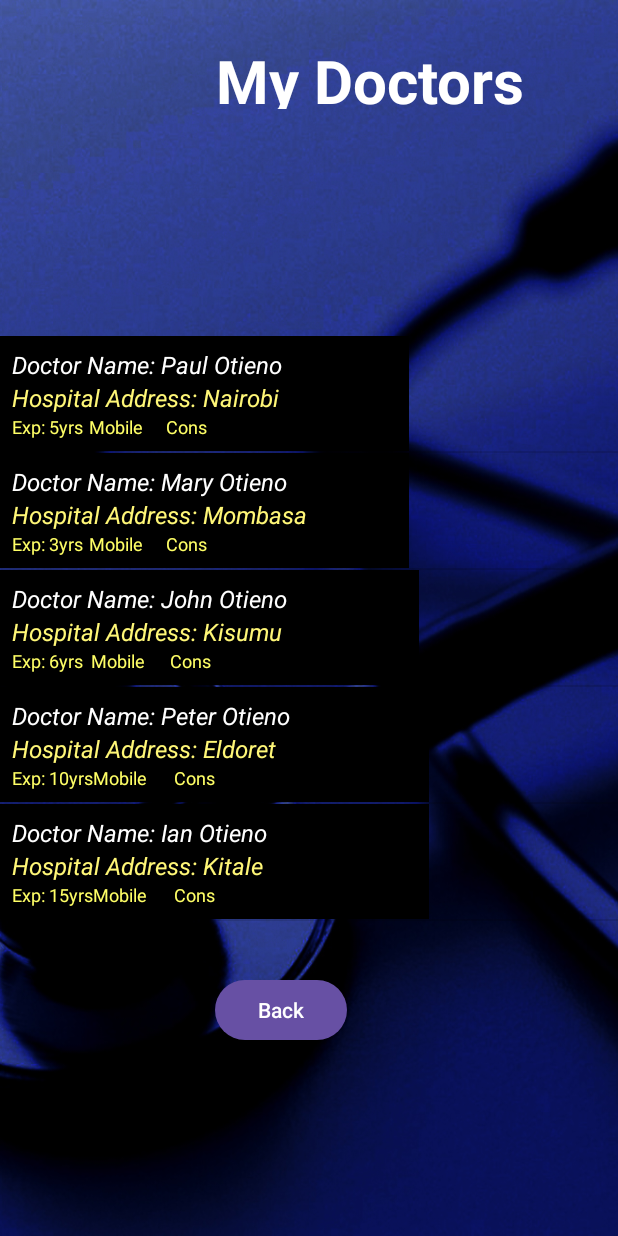
After one commit to ianotieno/MyHospitalApp, an Android app: the DoctorDetailsActivity screen opened directly, with no data from a screen before it, on a phone screen of 412 x 824 dp. The commit adds this screen. Run offline under Robolectric (Android 15) with nearby library versions, the phone set to English and light mode, and no system bars; 4 statements that could not run were skipped.

Commit message:
update call dr

```diff
--- a/app/src/main/AndroidManifest.xml
+++ b/app/src/main/AndroidManifest.xml
@@ -12,6 +12,9 @@
         android:supportsRtl="true"
         android:theme="@style/Theme.MyHospitalApp"
         tools:targetApi="31">
+        <activity
+            android:name=".DoctorDetailsActivity"
+            android:exported="false" />
         <activity
             android:name=".FindDoctorActivity"
             android:exported="false" />
--- /dev/null
+++ b/app/src/main/java/com/example/myhospitalapp/DoctorDetailsActivity.java
@@ -0,0 +1,115 @@
+package com.example.myhospitalapp;
+
+import android.content.Intent;
+import android.os.Bundle;
+import android.view.View;
+import android.widget.Button;
+import android.widget.ListView;
+import android.widget.SimpleAdapter;
+import android.widget.TextView;
+
+import androidx.activity.EdgeToEdge;
+import androidx.appcompat.app.AppCompatActivity;
+import androidx.core.graphics.Insets;
+import androidx.core.view.ViewCompat;
+import androidx.core.view.WindowInsetsCompat;
+
+import java.util.ArrayList;
+import java.util.HashMap;
+
+public class DoctorDetailsActivity extends AppCompatActivity {
+    private String[][] doctor_details1={
+            {"Doctor Name: Paul Otieno","Hospital Address: Nairobi","Exp: 5yrs","Mobile No:071414414","400"},
+            {"Doctor Name: Mary Otieno","Hospital Address: Mombasa","Exp: 3yrs","Mobile No:071111111","700"},
+            {"Doctor Name: John Otieno","Hospital Address: Kisumu","Exp: 6yrs","Mobile No:0732424242","100"},
+            {"Doctor Name: Peter Otieno","Hospital Address: Eldoret","Exp: 10yrs","Mobile No:0722442420","150"},
+            {"Doctor Name: Ian Otieno","Hospital Address: Kitale","Exp: 15yrs","Mobile No:0714142323","200"},
+    };
+    private String[][] doctor_details2={
+    {"Doctor Name: Paul Otieno","Hospital Address: Nairobi","Exp: 5yrs","Mobile No:071414414","400"},
+    {"Doctor Name: Mary Otieno","Hospital Address: Mombasa","Exp: 3yrs","Mobile No:071111111","700"},
+    {"Doctor Name: John Otieno","Hospital Address: Kisumu","Exp: 6yrs","Mobile No:0732424242","100"},
+    {"Doctor Name: Peter Otieno","Hospital Address: Eldoret","Exp: 10yrs","Mobile No:0722442420","150"},
+    {"Doctor Name: Ian Otieno","Hospital Address: Kitale","Exp: 15yrs","Mobile No:0714142323","200"},
+};
+    private String[][] doctor_details3={
+            {"Doctor Name: Paul Otieno","Hospital Address: Nairobi","Exp: 5yrs","Mobile No:071414414","400"},
+            {"Doctor Name: Mary Otieno","Hospital Address: Mombasa","Exp: 3yrs","Mobile No:071111111","700"},
+            {"Doctor Name: John Otieno","Hospital Address: Kisumu","Exp: 6yrs","Mobile No:0732424242","100"},
+            {"Doctor Name: Peter Otieno","Hospital Address: Eldoret","Exp: 10yrs","Mobile No:0722442420","150"},
+            {"Doctor Name: Ian Otieno","Hospital Address: Kitale","Exp: 15yrs","Mobile No:0714142323","200"},
+    };
+    private String[][] doctor_details4={
+            {"Doctor Name: Paul Otieno","Hospital Address: Nairobi","Exp: 5yrs","Mobile No:071414414","400"},
+            {"Doctor Name: Mary Otieno","Hospital Address: Mombasa","Exp: 3yrs","Mobile No:071111111","700"},
+            {"Doctor Name: John Otieno","Hospital Address: Kisumu","Exp: 6yrs","Mobile No:0732424242","100"},
+            {"Doctor Name: Peter Otieno","Hospital Address: Eldoret","Exp: 10yrs","Mobile No:0722442420","150"},
+            {"Doctor Name: Ian Otieno","Hospital Address: Kitale","Exp: 15yrs","Mobile No:0714142323","200"},
+    };
+    private String[][] doctor_details5={
+            {"Doctor Name: Paul Otieno","Hospital Address: Nairobi","Exp: 5yrs","Mobile No:071414414","400"},
+            {"Doctor Name: Mary Otieno","Hospital Address: Mombasa","Exp: 3yrs","Mobile No:071111111","700"},
+            {"Doctor Name: John Otieno","Hospital Address: Kisumu","Exp: 6yrs","Mobile No:0732424242","100"},
+            {"Doctor Name: Peter Otieno","Hospital Address: Eldoret","Exp: 10yrs","Mobile No:0722442420","150"},
+            {"Doctor Name: Ian Otieno","Hospital Address: Kitale","Exp: 15yrs","Mobile No:0714142323","200"},
+    };
+
+    TextView tv;
+ Button btn;
+ String[][ ] doctor_details={};
+ HashMap <String,String>item;
+ ArrayList list;
+ SimpleAdapter sa;
+    @Override
+    protected void onCreate(Bundle savedInstanceState) {
+        super.onCreate(savedInstanceState);
+        setContentView(R.layout.activity_doctor_details);
+       tv= findViewById(R.id.textViewDDTitle);
+       btn = findViewById(R.id.buttonDDBack);
+        Intent intent = getIntent();
+        String title = intent.getStringExtra("title");
+        tv.setText(title);
+
+        if(title.compareTo("Family Pysicians")==0)
+            doctor_details=doctor_details1;
+        else
+
+        if(title.compareTo("Dietician")==0)
+            doctor_details=doctor_details2;
+        else
+            if (title.compareTo("Dentist")==0)
+        doctor_details=doctor_details3;
+        if(title.compareTo("surgeon")==0)
+            doctor_details=doctor_details4;
+        else
+            doctor_details=doctor_details5;
+
+
+        btn.setOnClickListener(new View.OnClickListener() {
+            @Override
+            public void onClick(View v) {
+                startActivity(new Intent(DoctorDetailsActivity.this,FindDoctorActivity.class));
+            }
+        });
+        list = new ArrayList();
+        for (int i=0;i<doctor_details.length; i++){
+         item = new HashMap<String,String>();
+         item.put("line1",doctor_details[i][0]);
+         item.put("line2",doctor_details[i][1]);
+         item.put("line3",doctor_details[i][2]);
+         item.put("line4",doctor_details[i][3]);
+         item.put("line5", "Cons Fees :" +doctor_details[i][4]+"/=");
+         list.add(item);
+
+        }
+       sa = new SimpleAdapter(this,list,
+               R.layout.multi_lines,
+               new String[]{"line1","line2","line3","line4","line5"},
+               new int[]{R.id.line_a,R.id.line_b,R.id.line_c,R.id.line_d,R.id.line_e}
+               );
+        ListView lst= findViewById(R.id.listViewDD);
+        lst.setAdapter(sa);
+
+
+    }
+}
--- a/app/src/main/java/com/example/myhospitalapp/FindDoctorActivity.java
+++ b/app/src/main/java/com/example/myhospitalapp/FindDoctorActivity.java
@@ -21,6 +21,11 @@ public class FindDoctorActivity extends AppCompatActivity {
         setContentView(R.layout.activity_find_doctor);
 
         CardView exit = findViewById(R.id.cardFDBack);
+        CardView familphysician=  findViewById(R.id.cardFamilyPysicians);
+        CardView dietician=  findViewById(R.id.cardFDDietician);
+        CardView dentist=  findViewById(R.id.cardFDDentist);
+        CardView surgeon=  findViewById(R.id.cardFDSurgeon);
+        CardView cardiologists=  findViewById(R.id.cardFDCardiologists);
 
 
         exit.setOnClickListener(new View.OnClickListener() {
@@ -29,5 +34,46 @@ public class FindDoctorActivity extends AppCompatActivity {
                 startActivity(new Intent(FindDoctorActivity.this,HomeActivity.class));
             }
         });
+        familphysician.setOnClickListener(new View.OnClickListener() {
+            @Override
+            public void onClick(View v) {
+                Intent intent = new Intent(FindDoctorActivity.this,DoctorDetailsActivity.class);
+                intent.putExtra("title", "Family Pysicians");
+                startActivity(intent);
+            }
+        });
+        dietician.setOnClickListener(new View.OnClickListener() {
+            @Override
+            public void onClick(View v) {
+                Intent intent = new Intent(FindDoctorActivity.this,DoctorDetailsActivity.class);
+                intent.putExtra("title", "Dietician");
+                startActivity(intent);
+            }
+        });
+
+       dentist.setOnClickListener(new View.OnClickListener() {
+            @Override
+            public void onClick(View v) {
+                Intent intent = new Intent(FindDoctorActivity.this,DoctorDetailsActivity.class);
+                intent.putExtra("title", "dentist");
+                startActivity(intent);
+            }
+        });
+        surgeon.setOnClickListener(new View.OnClickListener() {
+            @Override
+            public void onClick(View v) {
+                Intent intent = new Intent(FindDoctorActivity.this,DoctorDetailsActivity.class);
+                intent.putExtra("title", "surgeon");
+                startActivity(intent);
+            }
+        });
+        cardiologists.setOnClickListener(new View.OnClickListener() {
+            @Override
+            public void onClick(View v) {
+                Intent intent = new Intent(FindDoctorActivity.this,DoctorDetailsActivity.class);
+                intent.putExtra("title", "cardiologists");
+                startActivity(intent);
+            }
+        });
     }
 }
--- /dev/null
+++ b/app/src/main/res/layout/activity_doctor_details.xml
@@ -0,0 +1,70 @@
+<?xml version="1.0" encoding="utf-8"?>
+<androidx.constraintlayout.widget.ConstraintLayout xmlns:android="http://schemas.android.com/apk/res/android"
+    xmlns:app="http://schemas.android.com/apk/res-auto"
+    xmlns:tools="http://schemas.android.com/tools"
+    android:id="@+id/main"
+    android:layout_width="match_parent"
+    android:layout_height="match_parent"
+    tools:context=".DoctorDetailsActivity"
+    android:background="@drawable/back1"
+    >
+
+    <TextView
+        android:id="@+id/textViewDDName"
+        android:layout_width="268dp"
+        android:layout_height="46dp"
+        android:layout_alignParentStart="true"
+        android:layout_alignParentTop="true"
+        android:layout_alignParentEnd="true"
+        android:text="My Doctors"
+        android:textColor="#ffff"
+        android:textSize="40sp"
+        android:textStyle="bold"
+        app:layout_constraintBottom_toBottomOf="parent"
+        app:layout_constraintEnd_toEndOf="parent"
+        app:layout_constraintHorizontal_bias="1.0"
+        app:layout_constraintStart_toStartOf="parent"
+        app:layout_constraintTop_toTopOf="parent"
+        app:layout_constraintVertical_bias="0.034" />
+
+    <TextView
+        android:id="@+id/textViewDDTitle"
+        android:layout_width="268dp"
+        android:layout_height="46dp"
+        android:layout_alignParentStart="true"
+        android:layout_alignParentTop="true"
+        android:layout_alignParentEnd="true"
+        android:text="Default Text"
+        android:textColor="#ffff"
+        android:textSize="25sp"
+        android:textStyle="bold"
+        app:layout_constraintBottom_toBottomOf="parent"
+        app:layout_constraintEnd_toEndOf="parent"
+        app:layout_constraintHorizontal_bias="1.0"
+        app:layout_constraintStart_toStartOf="parent"
+        app:layout_constraintTop_toTopOf="parent"
+        app:layout_constraintVertical_bias="0.1" />
+
+    <ListView
+        android:id="@+id/listViewDD"
+        android:layout_width="wrap_content"
+        android:layout_height="500dp"
+        android:layout_margin="10dp"
+        android:layout_marginTop="16dp"
+        app:layout_constraintBottom_toBottomOf="parent"
+        app:layout_constraintEnd_toEndOf="parent"
+        app:layout_constraintStart_toStartOf="parent"
+        app:layout_constraintTop_toBottomOf="@+id/textViewDDTitle" />
+
+    <Button
+        android:id="@+id/buttonDDBack"
+        android:layout_width="wrap_content"
+        android:layout_height="wrap_content"
+        android:text="Back"
+        app:layout_constraintBottom_toBottomOf="parent"
+        app:layout_constraintEnd_toEndOf="parent"
+        app:layout_constraintHorizontal_bias="0.442"
+        app:layout_constraintStart_toStartOf="parent"
+        app:layout_constraintTop_toTopOf="parent"
+        app:layout_constraintVertical_bias="0.837" />
+</androidx.constraintlayout.widget.ConstraintLayout>
--- /dev/null
+++ b/app/src/main/res/layout/multi_lines.xml
@@ -0,0 +1,58 @@
+<?xml version="1.0" encoding="utf-8"?>
+<LinearLayout xmlns:android="http://schemas.android.com/apk/res/android"
+    android:orientation="vertical"
+    android:layout_width="match_parent"
+    android:background="@color/black"
+    android:padding="8dp"
+    android:layout_height="match_parent">
+ <TextView
+     android:id="@+id/line_a"
+     android:layout_width="match_parent"
+     android:layout_height="wrap_content"
+     android:text="Text View"
+     android:textColor="#ffffff"
+     android:textSize="16sp"
+     android:textStyle="italic"/>
+    <TextView
+        android:id="@+id/line_b"
+        android:layout_width="match_parent"
+        android:layout_height="wrap_content"
+        android:text="Text View"
+        android:textColor="#FFf777"
+        android:textSize="16sp"
+        android:textStyle="italic"/>
+
+    <LinearLayout
+        android:layout_width="fill_parent"
+        android:layout_height="wrap_content"
+        android:orientation="horizontal"
+        android:weightSum="1">
+
+        <TextView
+            android:id="@+id/line_c"
+            android:layout_width="0dp"
+            android:layout_height="wrap_content"
+            android:layout_weight="0.20"
+            android:text="TextView"
+            android:textColor="#ffff66"
+            android:textSize="12sp" />
+
+        <TextView
+            android:id="@+id/line_d"
+            android:layout_width="0dp"
+            android:layout_height="wrap_content"
+            android:layout_weight="0.20"
+            android:text="TextView"
+            android:textColor="#ffff66"
+            android:textSize="12sp" />
+
+        <TextView
+            android:id="@+id/line_e"
+            android:layout_width="0dp"
+            android:layout_height="wrap_content"
+            android:layout_weight="0.20"
+            android:text="TextView"
+            android:textColor="#ffff66"
+            android:textSize="12sp" />
+    </LinearLayout>
+</LinearLayout>
```
